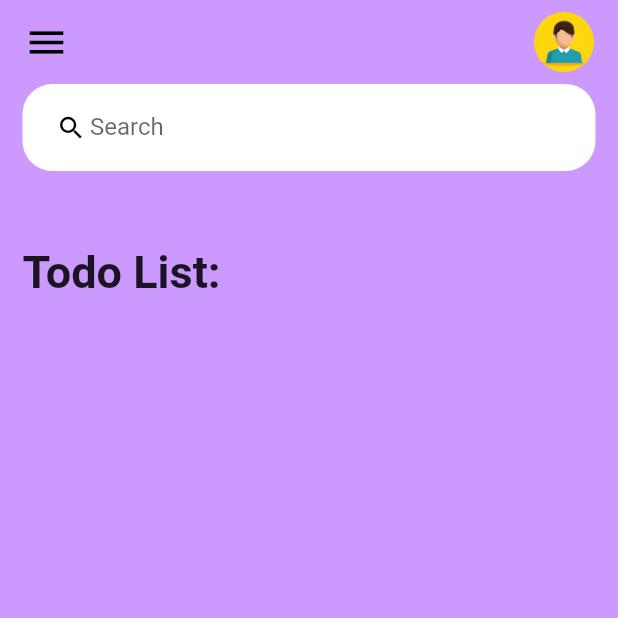
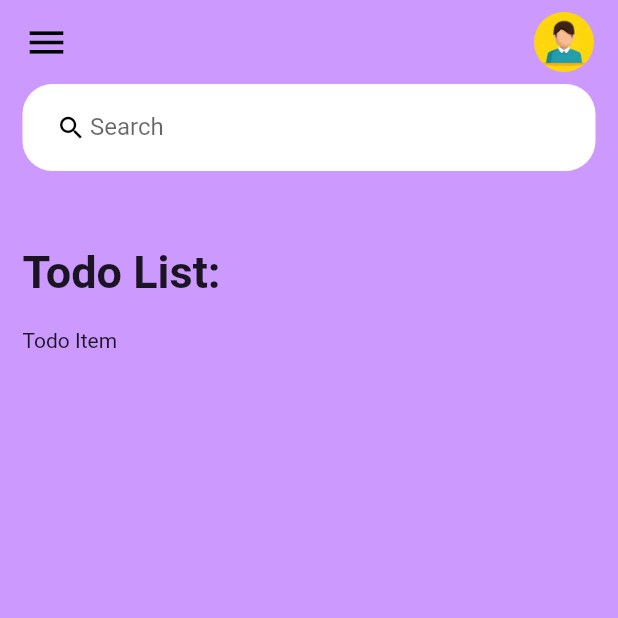
Before and after one commit to AbdurraoufE/todoApp, a Flutter app: the screen it shows after launch, on a phone screen of 412 x 824 dp, the top half of it. Run offline on Flutter 3.47's test engine with Material 2 defaults, Android fonts, the phone set to English and light mode, and no system bars.

Commit message:
added todo items

```diff
--- a/lib/screens/home.dart
+++ b/lib/screens/home.dart
@@ -1,5 +1,6 @@
 import 'package:flutter/material.dart';
-import 'package:todo_app1/constants/colors.dart';
+import '../constants/colors.dart';
+import '../widgets/todo_item.dart';
 
 class Home extends StatelessWidget {
   const Home({Key? key}) : super(key: key);
@@ -31,7 +32,8 @@
                       fontWeight: FontWeight.bold,
                       ),
                     ),
-                  )
+                  ),
+                  TodoItem()
                 ],
               ),
             )
--- /dev/null
+++ b/lib/widgets/todo_item.dart
@@ -0,0 +1,10 @@
+import 'package:flutter/material.dart';
+
+class TodoItem extends StatelessWidget{
+  const TodoItem({Key ? key}) : super(key: key);
+
+  @override
+  Widget build(BuildContext context){
+    return Container(child: Text("Todo Item"),);
+  }
+}
```
